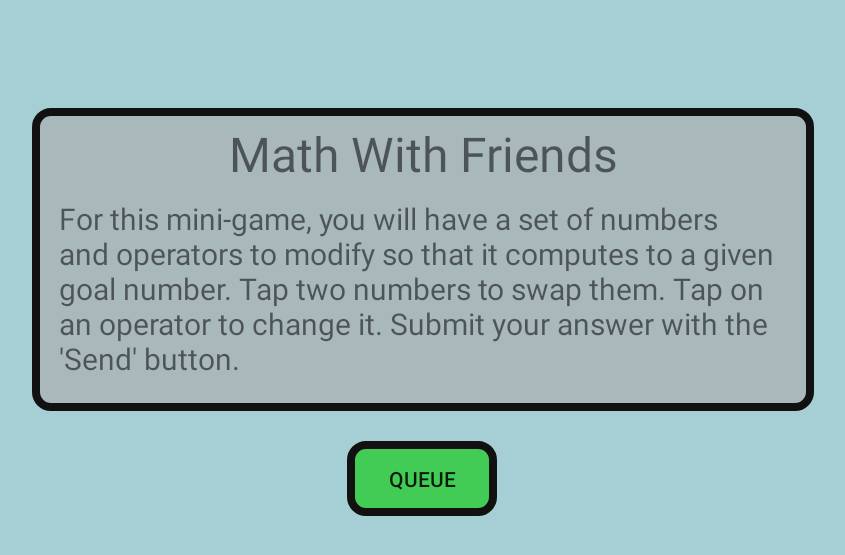
After one commit to beansproutz/MathWithFriends, an Android app: the InstructionsActivity screen opened directly, with no data from a screen before it, on a phone screen of 824 x 412 dp (held sideways). The commit adds this screen. Shown: the top 555 px of the screen, without its empty margins (195-1040 px from the left). Run offline under Robolectric (Android 15) with nearby library versions, the phone set to English and light mode, and no system bars.

Commit message:
Added navigation linkage from home to instructions to game.

```diff
--- a/MathWithFriends/app/src/main/AndroidManifest.xml
+++ b/MathWithFriends/app/src/main/AndroidManifest.xml
@@ -39,5 +39,9 @@
         <activity android:name=".GameActivity"
             android:screenOrientation="landscape">
         </activity>
+
+        <activity android:name=".InstructionsActivity"
+            android:screenOrientation="landscape">
+        </activity>
     </application>
 </manifest>
--- /dev/null
+++ b/MathWithFriends/app/src/main/java/com/example/mathwithfriends/InstructionsActivity.java
@@ -0,0 +1,23 @@
+package com.example.mathwithfriends;
+
+import android.app.Activity;
+import android.content.Intent;
+import android.os.Bundle;
+import android.view.View;
+
+public class InstructionsActivity extends Activity {
+
+    @Override
+    protected void onCreate(Bundle savedInstanceState) {
+        super.onCreate(savedInstanceState);
+        setContentView(R.layout.activity_instructions);
+        FullScreenModifier.setFullscreen(getWindow().getDecorView());
+    }
+
+    // Invoked when the queue button is clicked.
+    // Starts queueing for the game from the instruction page.
+    public void onInstructionsQueueClick(View view) {
+        Intent intent = new Intent(InstructionsActivity.this, GameActivity.class);
+        startActivity(intent);
+    }
+}
--- a/MathWithFriends/app/src/main/res/layout/activity_game.xml
+++ b/MathWithFriends/app/src/main/res/layout/activity_game.xml
@@ -3,8 +3,7 @@
     xmlns:app="http://schemas.android.com/apk/res-auto"
     xmlns:tools="http://schemas.android.com/tools"
     android:layout_width="match_parent"
-    android:layout_height="match_parent"
-    tools:context=".GameActivity">
+    android:layout_height="match_parent">
 
     <View
         android:id="@+id/gameBackground"
--- a/MathWithFriends/app/src/main/res/layout/activity_home.xml
+++ b/MathWithFriends/app/src/main/res/layout/activity_home.xml
@@ -2,7 +2,6 @@
 <android.support.constraint.ConstraintLayout
     xmlns:android="http://schemas.android.com/apk/res/android"
     xmlns:app="http://schemas.android.com/apk/res-auto"
-    xmlns:tools="http://schemas.android.com/tools"
     android:layout_width="match_parent"
     android:layout_height="match_parent"
     android:background="@drawable/game_bg">
@@ -14,6 +13,7 @@
         android:layout_height="69dp"
         android:layout_marginTop="24dp"
         android:background="#F7D54C"
+        android:onClick="onHomepagePlayClick"
         android:text="Play"
         android:textAllCaps="true"
         android:textColor="#000000"
@@ -21,7 +21,7 @@
         app:layout_constraintEnd_toEndOf="@+id/customizeButton"
         app:layout_constraintHorizontal_bias="0.0"
         app:layout_constraintStart_toStartOf="@+id/customizeButton"
-        app:layout_constraintTop_toTopOf="parent"></Button>
+        app:layout_constraintTop_toTopOf="parent"/>
 
     <Button
         android:id="@+id/customizeButton"
--- a/MathWithFriends/app/src/main/res/layout/activity_instructions.xml
+++ b/MathWithFriends/app/src/main/res/layout/activity_instructions.xml
@@ -13,6 +13,7 @@
         android:layout_marginTop="20dp"
         android:text="QUEUE"
         android:background="@drawable/loading_button_bg"
+        android:onClick="onInstructionsQueueClick"
         app:layout_constraintEnd_toEndOf="@+id/constraintLayout"
         app:layout_constraintHorizontal_bias="0.498"
         app:layout_constraintStart_toStartOf="@+id/constraintLayout"
```
Also changed, not shown: MathWithFriends/app/src/main/java/com/example/mathwithfriends/HomeActivity.java (+7 -0 lines).
